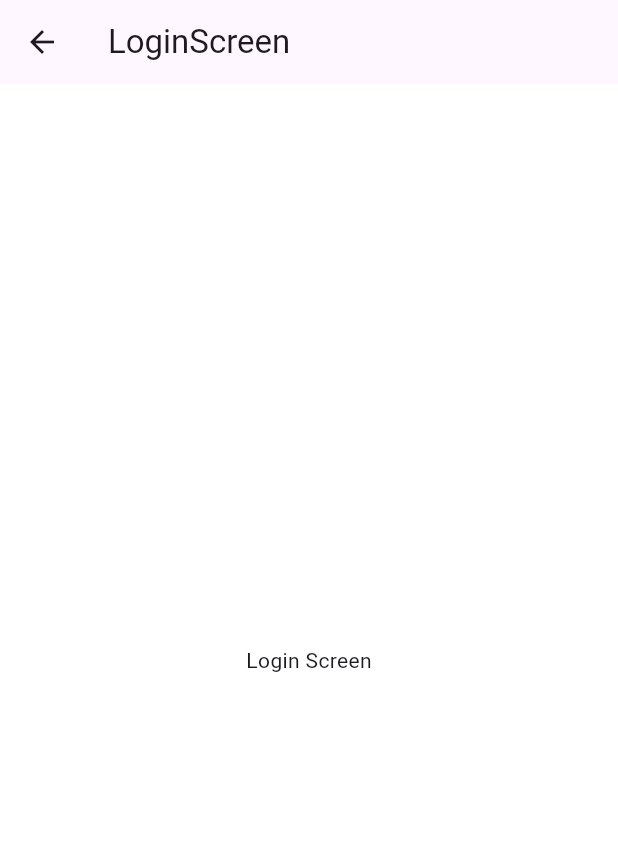
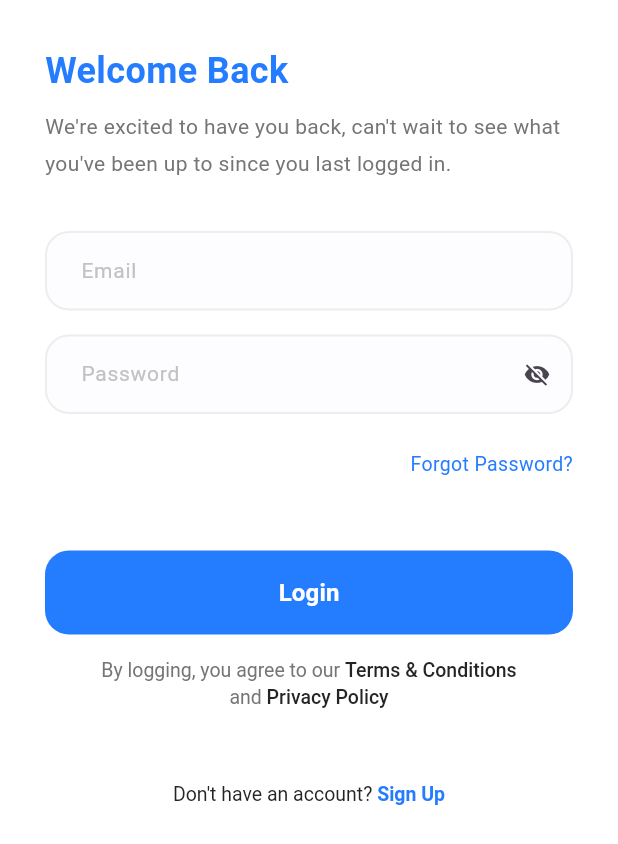
Before and after one commit to souhaibzarai/flutter_advanced, a Flutter app: the screen it shows after launch, after a tap on "Get Started", on a phone screen of 412 x 824 dp. Shown: the top 844 px of the screen. Run offline on Flutter 3.47's test engine with Material 3 defaults, Android fonts, the phone set to English and light mode, and no system bars; our stand-ins replace flutter_svg.

Commit message:
- Added generic Spacing for SizeBox - Added New Colors and TextStyles - Added FontWeightHelper - Added Custom TextButton and Custom TextFormField - Finished LogicScreen UI design

```diff
--- /dev/null
+++ b/lib/core/helpers/font_weight_helper.dart
@@ -0,0 +1,14 @@
+import 'package:flutter/material.dart';
+
+class FontWeightHelper {
+  const FontWeightHelper._();
+
+  static const FontWeight thin = FontWeight.w100;
+  static const FontWeight extraLight = FontWeight.w200;
+  static const FontWeight light = FontWeight.w300;
+  static const FontWeight regular = FontWeight.w400;
+  static const FontWeight medium = FontWeight.w500;
+  static const FontWeight semiBold = FontWeight.w600;
+  static const FontWeight bold = FontWeight.w700;
+  static const FontWeight extraBold = FontWeight.w800;
+}
--- /dev/null
+++ b/lib/core/helpers/spacing.dart
@@ -0,0 +1,4 @@
+import 'package:flutter/cupertino.dart';
+
+SizedBox verticalSpace(double height) => SizedBox(height: height);
+SizedBox horizontalSpace(double width) => SizedBox(width: width);
--- a/lib/core/theming/colors.dart
+++ b/lib/core/theming/colors.dart
@@ -1,18 +1,11 @@
 import 'package:flutter/material.dart';
 
 class ColorsManager {
+  static const Color scaffoldBackgroundColor = Color(0xFFFFFFFF);
   static const Color primaryColor = Color(0xFF247CFF);
   static const Color secondaryColor = Color(0xFF757575);
-  static const Color backgroundColor = Color(0xFFFFFFFF);
-  // static const Color surfaceColor = Color(0xFFFFFFFF);
-  // static const Color errorColor = Color(0xFFB00020);
-  // static const Color onPrimaryColor = Color(0xFFFFFFFF);
-  // static const Color onSecondaryColor = Color(0xFF000000);
-  // static const Color onBackgroundColor = Color(0xFF000000);
-  // static const Color onSurfaceColor = Color(0xFF000000);
-  // static const Color onErrorColor = Color(0xFFFFFFFF);
-
-  // // Additional custom colors
-  // static const Color accentColor = Color(0xFFFFC107);
-  // static const Color highlightColor = Color(0xFFFF5722);
+  static const Color lightSecondary = Color(0xFFC2C2C2);
+  static const Color lighterSecondary = Color(0xFFEDEDED);
+  static const Color extraLighterSecondary = Color(0xFFFDFDFF);
+  static const Color darkBlue = Color(0xFF242424);
 }
--- a/lib/core/theming/styles.dart
+++ b/lib/core/theming/styles.dart
@@ -1,28 +1,78 @@
 import 'package:flutter/material.dart';
-import 'package:flutter_advanced/core/theming/colors.dart';
+
+import '../helpers/font_weight_helper.dart';
+import 'colors.dart';
 
 class TextStyles {
-  static const TextStyle font24BlackWeight700 = TextStyle(
+  static const TextStyle font24BlackBold = TextStyle(
     fontSize: 24,
-    fontWeight: FontWeight.w700,
+    fontWeight: FontWeightHelper.bold,
     color: Colors.black,
   );
 
   static const TextStyle font32PrimaryBold = TextStyle(
     fontSize: 32,
-    fontWeight: FontWeight.bold,
+    fontWeight: FontWeightHelper.bold,
     color: ColorsManager.primaryColor,
   );
 
   static const TextStyle font14SecondaryRegular = TextStyle(
     fontSize: 14,
-    fontWeight: FontWeight.normal,
+    fontWeight: FontWeightHelper.regular,
     color: ColorsManager.secondaryColor,
   );
 
   static const TextStyle font16WhiteSemiBold = TextStyle(
     fontSize: 16,
-    fontWeight: FontWeight.w500,
+    fontWeight: FontWeightHelper.semiBold,
     color: Colors.white,
   );
+
+  static const TextStyle font24PrimaryBold = TextStyle(
+    fontSize: 24,
+    fontWeight: FontWeightHelper.bold,
+    color: ColorsManager.primaryColor,
+  );
+
+  static const TextStyle font14LightSecondaryRegular = TextStyle(
+    fontSize: 14,
+    fontWeight: FontWeightHelper.regular,
+    color: ColorsManager.lightSecondary,
+  );
+
+  static const TextStyle font14DarkBlueMedium = TextStyle(
+    fontSize: 14,
+    fontWeight: FontWeightHelper.medium,
+    color: ColorsManager.darkBlue,
+  );
+
+  static const TextStyle font13BlueRegular = TextStyle(
+    fontSize: 13,
+    fontWeight: FontWeightHelper.regular,
+    color: ColorsManager.primaryColor,
+  );
+
+  static const TextStyle font13BlueSemiBold = TextStyle(
+    fontSize: 13,
+    fontWeight: FontWeightHelper.semiBold,
+    color: ColorsManager.primaryColor,
+  );
+
+  static const TextStyle font13SecondaryRegular = TextStyle(
+    fontSize: 13,
+    fontWeight: FontWeightHelper.regular,
+    color: ColorsManager.secondaryColor,
+  );
+
+  static const TextStyle font13DarkBlueMedium = TextStyle(
+    fontSize: 13,
+    fontWeight: FontWeightHelper.medium,
+    color: ColorsManager.darkBlue,
+  );
+
+  static const TextStyle font13DarkBlueRegular = TextStyle(
+    fontSize: 13,
+    fontWeight: FontWeightHelper.regular,
+    color: ColorsManager.darkBlue,
+  );
 }
--- /dev/null
+++ b/lib/core/widgets/app_text_button.dart
@@ -0,0 +1,55 @@
+import 'package:flutter/material.dart';
+
+import '../theming/colors.dart';
+
+class AppTextButton extends StatelessWidget {
+  final String text;
+  final TextStyle? textStyle;
+  final VoidCallback onPressed;
+  final BorderRadiusGeometry? borderRadius;
+  final Color? backgroundColor;
+  final double? horizontalPadding;
+  final double? verticalPadding;
+  final double? buttonHeight;
+  final double? buttonWidth;
+
+  const AppTextButton({
+    super.key,
+    required this.text,
+    required this.textStyle,
+    required this.onPressed,
+    this.borderRadius,
+    this.backgroundColor,
+    this.horizontalPadding,
+    this.verticalPadding,
+    this.buttonHeight,
+    this.buttonWidth,
+  });
+
+  @override
+  Widget build(BuildContext context) {
+    return TextButton(
+      style: ButtonStyle(
+        shape: WidgetStatePropertyAll<OutlinedBorder>(
+          RoundedRectangleBorder(
+            borderRadius: borderRadius ?? BorderRadiusGeometry.circular(16),
+          ),
+        ),
+        backgroundColor: WidgetStatePropertyAll<Color>(
+          backgroundColor ?? ColorsManager.primaryColor,
+        ),
+        padding: WidgetStatePropertyAll<EdgeInsetsGeometry>(
+          EdgeInsetsGeometry.symmetric(
+            horizontal: horizontalPadding ?? 12,
+            vertical: verticalPadding ?? 14,
+          ),
+        ),
+        fixedSize: WidgetStatePropertyAll(
+          Size(buttonWidth ?? double.maxFinite, buttonHeight ?? 56),
+        ),
+      ),
+      onPressed: onPressed,
+      child: Text(text, style: textStyle),
+    );
+  }
+}
--- /dev/null
+++ b/lib/core/widgets/app_text_form_field.dart
@@ -0,0 +1,64 @@
+import 'package:flutter/material.dart';
+import 'package:flutter_advanced/core/theming/colors.dart';
+import 'package:flutter_advanced/core/theming/styles.dart';
+
+class AppTextFormField extends StatelessWidget {
+  final EdgeInsets? padding;
+  final String hintText;
+  final InputBorder? focusedBorder;
+  final InputBorder? enabledBorder;
+  final Color? backgroundColor;
+  final Widget? suffixIcon;
+  final bool? isObscureText;
+  final TextStyle? hintStyle;
+  final TextStyle? textStyle;
+
+  const AppTextFormField({
+    super.key,
+    this.padding,
+    required this.hintText,
+    this.focusedBorder,
+    this.enabledBorder,
+    this.backgroundColor,
+    this.suffixIcon,
+    this.isObscureText,
+    this.hintStyle,
+    this.textStyle,
+  });
+
+  @override
+  Widget build(BuildContext context) {
+    return TextFormField(
+      decoration: InputDecoration(
+        isDense: true,
+        contentPadding:
+            padding ?? EdgeInsets.symmetric(horizontal: 20, vertical: 16),
+        focusedBorder:
+            focusedBorder ??
+            OutlineInputBorder(
+              borderSide: BorderSide(
+                width: 1.3,
+                color: ColorsManager.primaryColor,
+              ),
+              borderRadius: BorderRadius.circular(16),
+            ),
+        enabledBorder:
+            enabledBorder ??
+            OutlineInputBorder(
+              borderSide: BorderSide(
+                width: 1.3,
+                color: ColorsManager.lighterSecondary,
+              ),
+              borderRadius: BorderRadius.circular(16),
+            ),
+        hintText: hintText,
+        hintStyle: hintStyle ?? TextStyles.font14LightSecondaryRegular,
+        suffixIcon: suffixIcon,
+        fillColor: backgroundColor ?? ColorsManager.extraLighterSecondary,
+        filled: true,
+      ),
+      obscureText: isObscureText ?? false,
+      style: textStyle ?? TextStyles.font14DarkBlueMedium,
+    );
+  }
+}
--- a/lib/doc_app.dart
+++ b/lib/doc_app.dart
@@ -15,7 +15,7 @@ class DocApp extends StatelessWidget {
       title: 'Doc App',
       theme: ThemeData(
         primaryColor: ColorsManager.primaryColor,
-        scaffoldBackgroundColor: ColorsManager.backgroundColor,
+        scaffoldBackgroundColor: ColorsManager.scaffoldBackgroundColor,
       ),
       debugShowCheckedModeBanner: false,
       onGenerateRoute: appRouter.generateRoute,
--- a/lib/features/login/presentation/login_screen.dart
+++ b/lib/features/login/presentation/login_screen.dart
@@ -1,13 +1,90 @@
 import 'package:flutter/material.dart';
 
-class LoginScreen extends StatelessWidget {
+import '../../../core/helpers/spacing.dart';
+import '../../../core/theming/styles.dart';
+import '../../../core/widgets/app_text_button.dart';
+import '../../../core/widgets/app_text_form_field.dart';
+import 'widgets/dont_have_account_text.dart';
+import 'widgets/terms_and_conditions_text.dart';
+
+class LoginScreen extends StatefulWidget {
   const LoginScreen({super.key});
+
+  @override
+  State<LoginScreen> createState() => _LoginScreenState();
+}
+
+class _LoginScreenState extends State<LoginScreen> {
+  final GlobalKey formKey = GlobalKey<FormState>();
+  bool isObscureText = true;
 
   @override
   Widget build(BuildContext context) {
     return Scaffold(
-      appBar: AppBar(title: Text('LoginScreen')),
-      body: const Center(child: Text('Login Screen')),
+      body: SafeArea(
+        child: Padding(
+          padding: const EdgeInsets.symmetric(horizontal: 30, vertical: 30),
+          child: SingleChildScrollView(
+            child: Column(
+              crossAxisAlignment: CrossAxisAlignment.start,
+              children: [
+                Text('Welcome Back', style: TextStyles.font24PrimaryBold),
+                verticalSpace(8),
+                Text(
+                  'We\'re excited to have you back, can\'t wait to see what you\'ve been up to since you last logged in.',
+                  style: TextStyles.font14SecondaryRegular.copyWith(
+                    height: 1.8,
+                  ),
+                ),
+                verticalSpace(32),
+                Form(
+                  key: formKey,
+                  child: Column(
+                    children: [
+                      AppTextFormField(hintText: 'Email'),
+                      verticalSpace(16),
+                      AppTextFormField(
+                        hintText: 'Password',
+                        isObscureText: isObscureText,
+                        suffixIcon: GestureDetector(
+                          onTap: () {
+                            setState(() {
+                              isObscureText = !isObscureText;
+                            });
+                          },
+                          child: Icon(
+                            isObscureText
+                                ? Icons.visibility_off
+                                : Icons.visibility,
+                          ),
+                        ),
+                      ),
+                      verticalSpace(24),
+                      Align(
+                        alignment: AlignmentDirectional.centerEnd,
+                        child: Text(
+                          'Forgot Password?',
+                          style: TextStyles.font13BlueRegular,
+                        ),
+                      ),
+                      verticalSpace(48),
+                      AppTextButton(
+                        text: 'Login',
+                        textStyle: TextStyles.font16WhiteSemiBold,
+                        onPressed: () {}, //
+                      ),
+                      verticalSpace(16),
+                      const TermsAndConditionsText(),
+                      verticalSpace(48),
+                      const DontHaveAccountText(),
+                    ],
+                  ),
+                ),
+              ],
+            ),
+          ),
+        ),
+      ),
     );
   }
 }
--- /dev/null
+++ b/lib/features/login/presentation/widgets/dont_have_account_text.dart
@@ -0,0 +1,23 @@
+import 'package:flutter/material.dart';
+
+import '../../../../core/theming/styles.dart';
+
+class DontHaveAccountText extends StatelessWidget {
+  const DontHaveAccountText({super.key});
+
+  @override
+  Widget build(BuildContext context) {
+    return RichText(
+      textAlign: TextAlign.center,
+      text: TextSpan(
+        children: [
+          TextSpan(
+            text: 'Don\'t have an account? ',
+            style: TextStyles.font13DarkBlueRegular,
+          ),
+          TextSpan(text: 'Sign Up', style: TextStyles.font13BlueSemiBold),
+        ],
+      ),
+    );
+  }
+}
--- /dev/null
+++ b/lib/features/login/presentation/widgets/terms_and_conditions_text.dart
@@ -0,0 +1,38 @@
+import 'package:flutter/material.dart';
+
+import '../../../../core/theming/styles.dart';
+
+class TermsAndConditionsText extends StatelessWidget {
+  const TermsAndConditionsText({
+    super.key,
+  });
+
+  @override
+  Widget build(BuildContext context) {
+    return RichText(
+      textAlign: TextAlign.center,
+      text: TextSpan(
+        children: [
+          TextSpan(
+            text: 'By logging, you agree to our ',
+            style: TextStyles.font13SecondaryRegular,
+          ),
+          TextSpan(
+            text: 'Terms & Conditions ',
+            style: TextStyles.font13DarkBlueMedium,
+          ),
+          TextSpan(
+            text: '\nand ',
+            style: TextStyles.font13SecondaryRegular.copyWith(
+              height: 1.5,
+            ),
+          ),
+          TextSpan(
+            text: 'Privacy Policy',
+            style: TextStyles.font13DarkBlueMedium,
+          ),
+        ],
+      ),
+    );
+  }
+}
--- a/lib/features/onboarding/onboarding_screen.dart
+++ b/lib/features/onboarding/onboarding_screen.dart
@@ -1,4 +1,5 @@
 import 'package:flutter/material.dart';
+import '../../core/helpers/spacing.dart';
 import '../../core/theming/styles.dart';
 import 'widgets/doctor_image_and_text.dart';
 import 'widgets/get_started_button.dart';
@@ -18,7 +19,7 @@ class OnboardingScreen extends StatelessWidget {
             child: Column(
               children: [
                 const DocLogoAndName(),
-                const SizedBox(height: 32),
+                verticalSpace(32),
                 const DoctorImageAndText(),
                 Padding(
                   padding: const EdgeInsets.symmetric(horizontal: 24),
@@ -29,7 +30,7 @@ class OnboardingScreen extends StatelessWidget {
                         style: TextStyles.font14SecondaryRegular,
                         textAlign: TextAlign.center,
                       ),
-                      const SizedBox(height: 32),
+                      verticalSpace(32),
                       const GetStartedButton(),
                     ],
                   ),
--- a/lib/features/onboarding/widgets/doc_logo_and_name.dart
+++ b/lib/features/onboarding/widgets/doc_logo_and_name.dart
@@ -1,6 +1,7 @@
 import 'package:flutter/material.dart';
 import 'package:flutter_svg/flutter_svg.dart';
 
+import '/core/helpers/spacing.dart';
 import '../../../core/theming/styles.dart';
 
 class DocLogoAndName extends StatelessWidget {
@@ -12,11 +13,8 @@ class DocLogoAndName extends StatelessWidget {
       mainAxisAlignment: MainAxisAlignment.center,
       children: [
         SvgPicture.asset('assets/svgs/logo.svg'),
-        const SizedBox(width: 16),
-        Text(
-          'DocDoc',
-          style: TextStyles.font24BlackWeight700,
-        ),
+        horizontalSpace(16),
+        Text('DocDoc', style: TextStyles.font24BlackBold),
       ],
     );
   }
--- a/lib/features/onboarding/widgets/get_started_button.dart
+++ b/lib/features/onboarding/widgets/get_started_button.dart
@@ -16,7 +16,7 @@ class GetStartedButton extends StatelessWidget {
       style: ButtonStyle(
         backgroundColor: WidgetStatePropertyAll(ColorsManager.primaryColor),
         tapTargetSize: MaterialTapTargetSize.shrinkWrap,
-        minimumSize: WidgetStatePropertyAll(const Size(double.infinity, 52)),
+        minimumSize: WidgetStatePropertyAll(const Size(double.infinity, 56)),
         shape: WidgetStatePropertyAll(
           RoundedRectangleBorder(
             borderRadius: BorderRadiusGeometry.circular(16),
```
